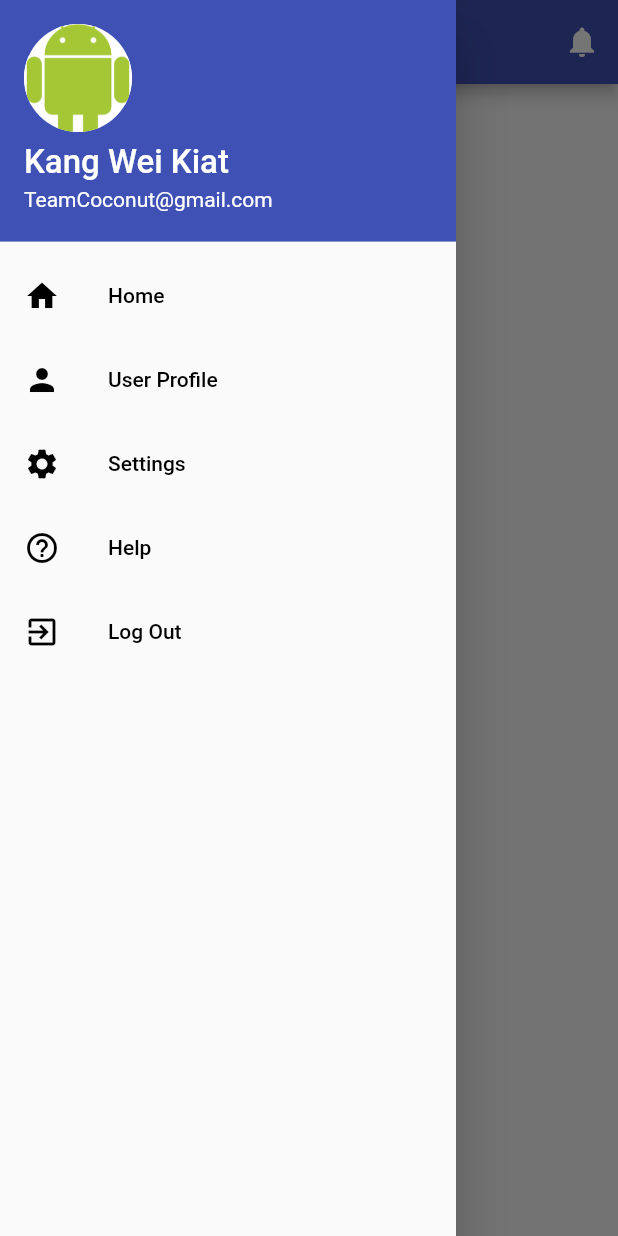
After one commit to kelvenkee/food_app, a Flutter app: the AdminPage screen opened directly, with the side drawer open, on a phone screen of 412 x 824 dp. The commit adds this screen. Run offline on Flutter 3.47's test engine with Material 2 defaults, Android fonts, the phone set to English and light mode, and no system bars; our stand-ins replace splashscreen.

Commit message:
admin page

```diff
--- /dev/null
+++ b/lib/admin_page.dart
@@ -0,0 +1,99 @@
+import 'package:flutter/material.dart';
+import 'package:food_app/login.dart';
+import 'profile_page.dart';
+import 'setting.dart';
+import 'main.dart';
+import 'setting_password.dart';
+
+class AdminPage extends StatelessWidget{
+  Widget build(BuildContext context){
+    return Scaffold(
+      appBar: AppBar(
+        backgroundColor: Colors.indigo,
+        centerTitle: true,
+        title: Text('FoodRing'),
+        actions: <Widget>[
+          IconButton(icon: Icon(Icons.notifications, color: Colors.white,),
+          onPressed: null,
+          ),
+          // IconButton(icon: Icon(Icons.exit_to_app, color: Colors.white),
+          // onPressed:null,
+
+          // ),
+        ],
+      ),
+
+      drawer: Drawer(
+        child: ListView(children: <Widget>[
+          UserAccountsDrawerHeader(
+            accountName: Text('Kang Wei Kiat', style: TextStyle(fontSize: 22.0, color:Colors.white)),
+            accountEmail: Text('TeamCoconut@gmail.com') ,
+            currentAccountPicture: GestureDetector(
+              child: CircleAvatar(
+                backgroundColor:  Colors.white,
+                // child: Icon(Icons.android, size: 60.0, color: Colors.black),
+                backgroundImage: AssetImage('assets/android.png'),
+
+              )
+            ),
+            decoration: BoxDecoration(color: Colors.indigo),
+          ),
+          InkWell(
+            onTap: (){
+              Navigator.push(context,
+              MaterialPageRoute(builder: (context) => AdminPage()),
+              );
+
+            },
+            child: ListTile(
+              title: Text('Home', style: TextStyle(color: Colors.black)),
+              leading: Icon(Icons.home, color: Colors.black),
+            ),
+          ),
+          InkWell(
+            onTap: (){
+              Navigator.push(
+              context,
+              MaterialPageRoute(builder: (context) => ProfilePage()),
+              );
+            },
+            child: ListTile(
+              title: Text('User Profile', style: TextStyle(color:Colors.black)),
+              leading: Icon(Icons.person, color: Colors.black),
+            ),
+          ),
+          InkWell(
+            onTap: (){
+              Navigator.push(context,
+              MaterialPageRoute(builder: (context) => SettingPage()),
+              );
+            },
+            child: ListTile(
+              title: Text('Settings', style: TextStyle(color:Colors.black)),
+              leading: Icon(Icons.settings, color: Colors.black),
+            ),
+          ),
+          InkWell(
+            onTap: (){},
+            child: ListTile(
+              title: Text('Help', style: TextStyle(color:Colors.black)),
+              leading: Icon(Icons.help_outline, color: Colors.black),
+            ),
+          ),
+          InkWell(
+            onTap: (){
+              Navigator.push(context,
+              MaterialPageRoute(builder: (context) => Login()),
+              );
+            },
+            child: ListTile(
+              title: Text('Log Out', style: TextStyle(color:Colors.black)),
+              leading: Icon(Icons.exit_to_app, color: Colors.black),
+            ),
+          ),
+        ],)
+      ),
+
+    );
+  }
+}
--- a/lib/login_page.dart
+++ b/lib/login_page.dart
@@ -1,5 +1,6 @@
 import 'package:flutter/material.dart';
-import 'setting.dart';
+// import 'setting.dart';
+import 'admin_page.dart';
 
 class LoginPage extends StatefulWidget {
   @override
@@ -82,7 +83,7 @@ class _LoginPageState extends State<LoginPage> {
               print("login success");
               Navigator.push(
                 context,
-                MaterialPageRoute(builder: (context) => SettingPage()),
+                MaterialPageRoute(builder: (context) => AdminPage()),
               );
             } else {
               Scaffold.of(context).showSnackBar(new SnackBar(
--- a/lib/profile_page.dart
+++ b/lib/profile_page.dart
@@ -6,7 +6,7 @@ class ProfilePage extends StatelessWidget {
     return Container(
       height: screenSize.height / 2.6,
       decoration: BoxDecoration(
-        color: Colors.tealAccent,
+        color: Colors.indigo,
       ),
     );
   }
```
